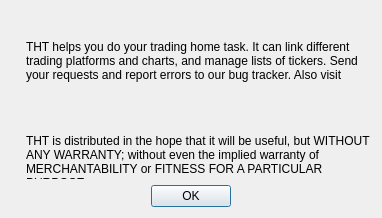
The window that about.ui (HappySeaFox/tht) describes before a commit, drawn with Qt 5.
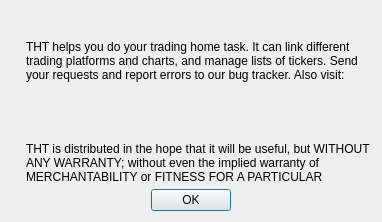
The same window after the commit. Icons and pictures are not drawn.

Commit message: New items in About

What changed in the file:
```diff
--- a/about.ui
+++ b/about.ui
@@ -7,7 +7,7 @@
     <x>0</x>
     <y>0</y>
     <width>382</width>
-    <height>218</height>
+    <height>222</height>
    </rect>
   </property>
   <property name="windowTitle">
@@ -93,7 +93,7 @@
           </sizepolicy>
          </property>
          <property name="text">
-          <string extracomment="The URL to visit will be added in runtime">THT helps you do your trading home task. It can link different trading platforms and charts, and manage lists of tickers. Send your requests and report errors to our bug tracker. Also visit</string>
+          <string extracomment="The URL to visit will be added in runtime">THT helps you do your trading home task. It can link different trading platforms and charts, and manage lists of tickers. Send your requests and report errors to our bug tracker. Also visit:</string>
          </property>
          <property name="wordWrap">
           <bool>true</bool>
@@ -103,6 +103,22 @@
          </property>
         </widget>
        </item>
+       <item>
+        <spacer name="verticalSpacer_5">
+         <property name="orientation">
+          <enum>Qt::Vertical</enum>
+         </property>
+         <property name="sizeType">
+          <enum>QSizePolicy::Fixed</enum>
+         </property>
+         <property name="sizeHint" stdset="0">
+          <size>
+           <width>20</width>
+           <height>8</height>
+          </size>
+         </property>
+        </spacer>
+       </item>
        <item>
         <widget class="QLabel" name="labelUrl">
          <property name="openExternalLinks">
```
The commit also changes 8 other files.
